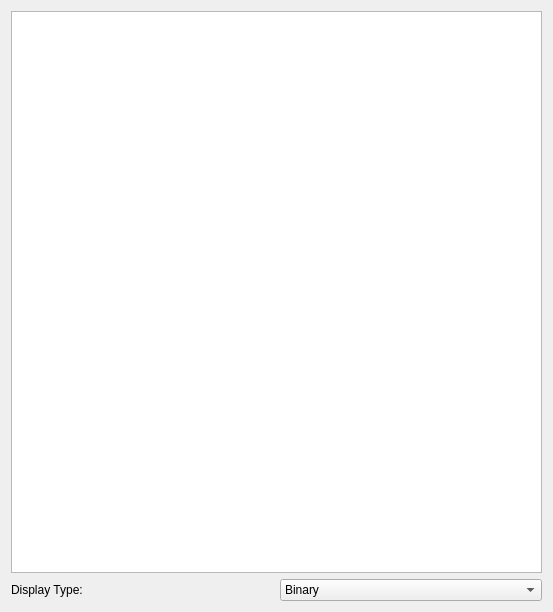
hghit-harshit/Kites, file src/ui/register_table/registercontainer.ui: the form before one commit.
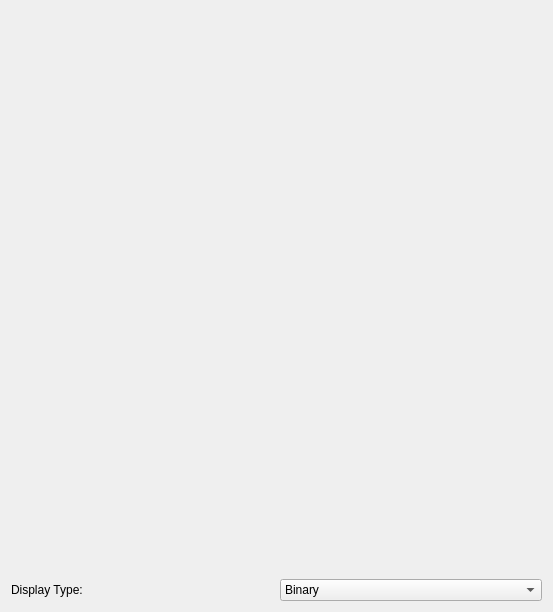
The form after the commit.

Patch:
```diff
--- a/src/ui/register_table/registercontainer.ui
+++ b/src/ui/register_table/registercontainer.ui
@@ -41,7 +41,7 @@
     </widget>
    </item>
    <item row="0" column="0" colspan="2">
-    <widget class="QTableView" name="tableView"/>
+    <widget class="QWidget" name="sectionsContainer"/>
    </item>
   </layout>
  </widget>
```
